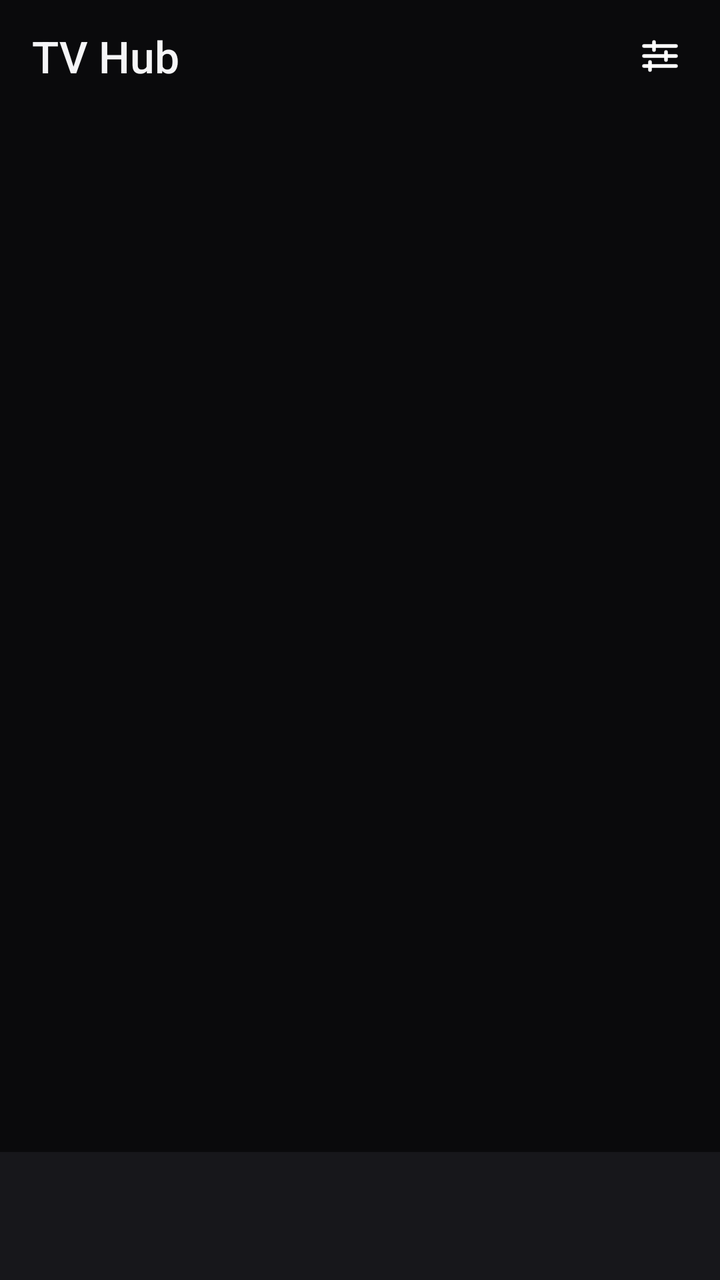
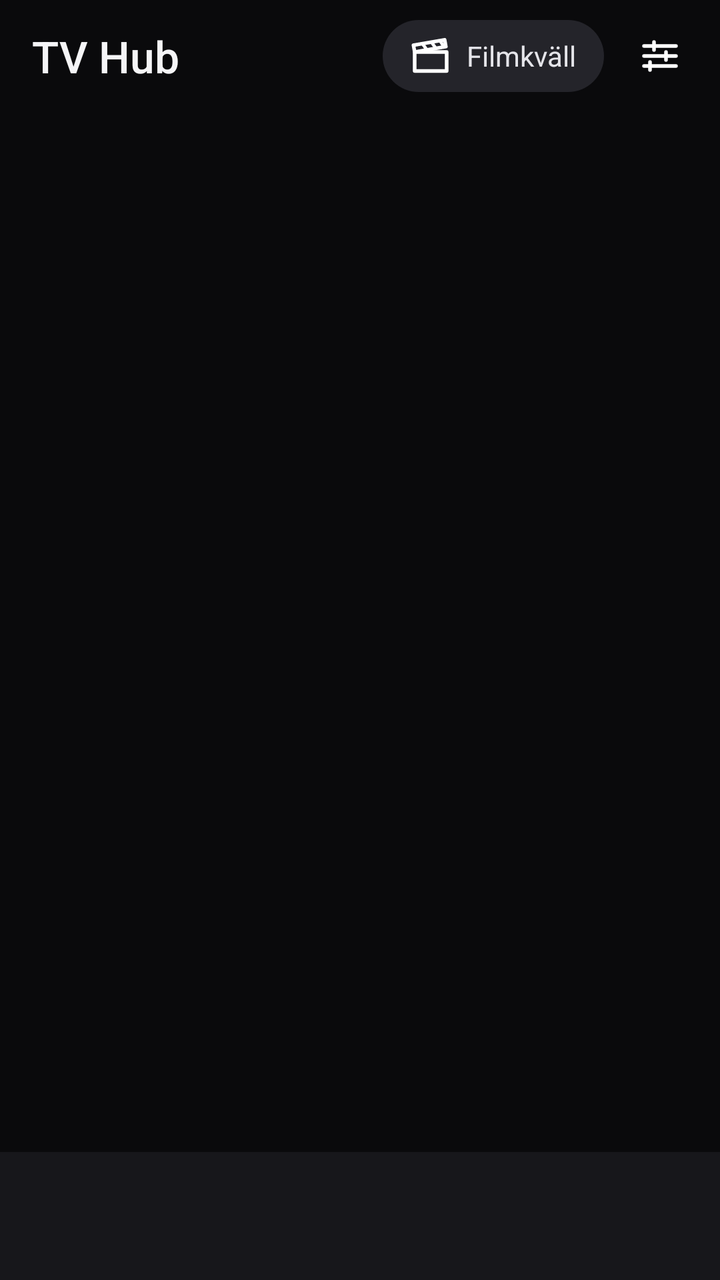

Compare the two renders of this Android layout. The source of the first and the diff that turns it into the second are given below.
<!-- AndroidManifest.xml: application theme AppTheme -->
<!-- res/layout/activity_mobile.xml -->
<?xml version="1.0" encoding="utf-8"?>
<LinearLayout xmlns:android="http://schemas.android.com/apk/res/android"
    android:layout_width="match_parent"
    android:layout_height="match_parent"
    android:background="@color/m_bg"
    android:orientation="vertical">

    <LinearLayout
        android:layout_width="match_parent"
        android:layout_height="56dp"
        android:gravity="center_vertical"
        android:orientation="horizontal"
        android:paddingStart="16dp"
        android:paddingEnd="6dp">

        <TextView
            android:id="@+id/m_title"
            android:layout_width="wrap_content"
            android:background="@drawable/m_tap"
            android:focusable="true"
            android:layout_height="match_parent"
            android:fontFamily="sans-serif-medium"
            android:gravity="center_vertical"
            android:text="TV Hub"
            android:textColor="@color/m_text"
            android:textSize="22sp" />

        <TextView
            android:id="@+id/m_route"
            android:layout_width="0dp"
            android:layout_height="wrap_content"
            android:layout_marginStart="10dp"
            android:layout_weight="1"
            android:ellipsize="end"
            android:maxLines="1"
            android:textColor="@color/m_text3"
            android:textSize="12sp" />

        <ImageView
            android:id="@+id/m_settings"
            android:layout_width="48dp"
            android:layout_height="48dp"
            android:background="@drawable/m_tap"
            android:contentDescription="Inställningar"
            android:focusable="true"
            android:padding="12dp"
            android:src="@drawable/ic_m_settings" />
    </LinearLayout>

    <FrameLayout
        android:id="@+id/m_pages"
        android:layout_width="match_parent"
        android:layout_height="0dp"
        android:layout_weight="1">

        <TextView
            android:id="@+id/m_status"
            android:layout_width="match_parent"
            android:layout_height="wrap_content"
            android:layout_gravity="center"
            android:gravity="center"
            android:padding="32dp"
            android:textColor="@color/m_text2"
            android:textSize="16sp"
            android:visibility="gone" />
    </FrameLayout>

    <LinearLayout
        android:id="@+id/m_tabs"
        android:layout_width="match_parent"
        android:layout_height="64dp"
        android:background="@color/m_surface"
        android:orientation="horizontal" />
</LinearLayout>
<!-- resources referenced by this layout -->
<resources>
  <color name="m_bg">#0A0A0C</color>
  <color name="m_surface">#17171B</color>
  <color name="m_text">#F5F5F7</color>
  <color name="m_text2">#A1A1AA</color>
  <color name="m_text3">#6E6E78</color>
  <!-- drawable m_tap (drawable) -->
  <?xml version="1.0" encoding="utf-8"?>
  <selector xmlns:android="http://schemas.android.com/apk/res/android">
      <item android:state_pressed="true">
          <shape android:shape="rectangle">
              <solid android:color="#33FFFFFF" />
              <corners android:radius="10dp" />
          </shape>
      </item>
      <item android:state_focused="true">
          <shape android:shape="rectangle">
              <solid android:color="#33FFFFFF" />
              <corners android:radius="10dp" />
          </shape>
      </item>
      <item android:drawable="@android:color/transparent" />
  </selector>
  <style name="AppTheme" parent="android:Theme.Material.NoActionBar.Fullscreen">
          <item name="android:windowBackground">@color/bg</item>
          <item name="android:colorAccent">@color/accent</item>
          <item name="android:colorPrimary">@color/panel</item>
          <item name="android:textColorPrimary">@color/text</item>
          <item name="android:textColorSecondary">@color/muted</item>
      </style>
  <color name="bg">#0B0E13</color>
  <color name="accent">#2F7CF6</color>
  <color name="panel">#141921</color>
  <color name="text">#ECEEF1</color>
  <color name="muted">#9AA1AB</color>
  <!-- unchanged entries left out for length: 1 -->
</resources>

<!-- the commit's change to res/layout/activity_mobile.xml (unified diff, before → after) -->
@@ -36,6 +36,22 @@
             android:textColor="@color/m_text3"
             android:textSize="12sp" />
 
+        <TextView
+            android:id="@+id/m_night"
+            android:layout_width="wrap_content"
+            android:layout_height="36dp"
+            android:layout_marginEnd="4dp"
+            android:background="@drawable/m_chip"
+            android:drawableStart="@drawable/ic_m_night"
+            android:drawablePadding="6dp"
+            android:focusable="true"
+            android:gravity="center_vertical"
+            android:paddingStart="12dp"
+            android:paddingEnd="14dp"
+            android:text="Filmkväll"
+            android:textColor="@color/m_chip_text"
+            android:textSize="14sp" />
+
         <ImageView
             android:id="@+id/m_settings"
             android:layout_width="48dp"
<!-- resource entries referenced after the edit -->
@@ -5,6 +5,43 @@
   <color name="m_text">#F5F5F7</color>
   <color name="m_text2">#A1A1AA</color>
   <color name="m_text3">#6E6E78</color>
+  <!-- drawable ic_m_night (drawable) -->
+  <?xml version="1.0" encoding="utf-8"?>
+  <vector xmlns:android="http://schemas.android.com/apk/res/android"
+      android:width="24dp" android:height="24dp" android:viewportWidth="24" android:viewportHeight="24">
+      <path android:pathData="M4,10 L20,10 L20,19.5 L4,19.5 Z" android:strokeColor="#FFFFFF" android:strokeWidth="1.8" android:strokeLineJoin="round" android:fillColor="#00000000" />
+      <path android:pathData="M4,10 L3.4,6.6 L19,3.9 L19.6,7.3 Z" android:strokeColor="#FFFFFF" android:strokeWidth="1.8" android:strokeLineJoin="round" android:fillColor="#00000000" />
+      <path android:pathData="M8,6 L10,8.8 M12.5,5.2 L14.5,8 M16.8,4.5 L18.6,7.4" android:strokeColor="#FFFFFF" android:strokeWidth="1.6" android:strokeLineCap="round" android:fillColor="#00000000" />
+  </vector>
+  <!-- drawable m_chip (drawable) -->
+  <?xml version="1.0" encoding="utf-8"?>
+  <selector xmlns:android="http://schemas.android.com/apk/res/android">
+      <item android:state_selected="true">
+          <shape android:shape="rectangle">
+              <solid android:color="#FFFFFF" />
+              <corners android:radius="18dp" />
+          </shape>
+      </item>
+      <item android:state_focused="true">
+          <shape android:shape="rectangle">
+              <solid android:color="@color/m_surface2" />
+              <stroke android:width="2dp" android:color="#FFFFFF" />
+              <corners android:radius="18dp" />
+          </shape>
+      </item>
+      <item android:state_pressed="true">
+          <shape android:shape="rectangle">
+              <solid android:color="#3A3A42" />
+              <corners android:radius="18dp" />
+          </shape>
+      </item>
+      <item>
+          <shape android:shape="rectangle">
+              <solid android:color="@color/m_surface2" />
+              <corners android:radius="18dp" />
+          </shape>
+      </item>
+  </selector>
   <!-- drawable m_tap (drawable) -->
   <?xml version="1.0" encoding="utf-8"?>
   <selector xmlns:android="http://schemas.android.com/apk/res/android">
@@ -29,6 +66,7 @@
           <item name="android:textColorPrimary">@color/text</item>
           <item name="android:textColorSecondary">@color/muted</item>
       </style>
+  <color name="m_surface2">#24242A</color>
   <color name="bg">#0B0E13</color>
   <color name="accent">#2F7CF6</color>
   <color name="panel">#141921</color>
